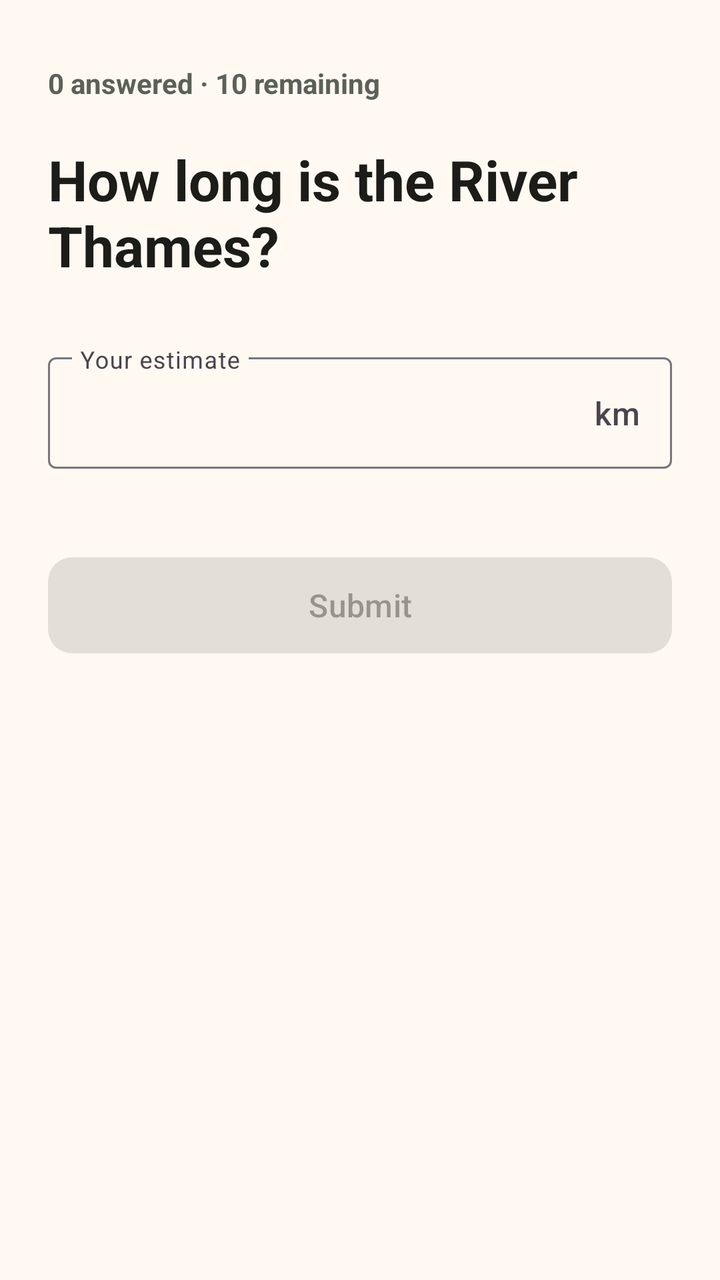
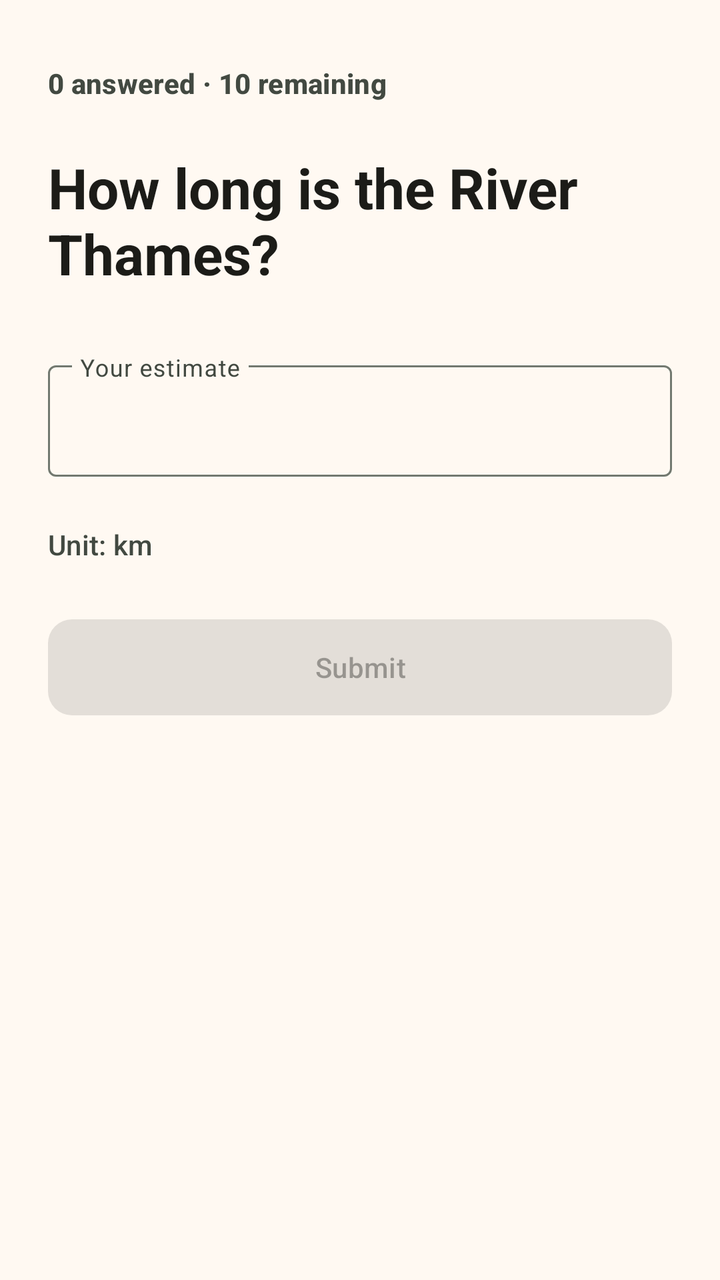

Compare the two renders of this Android layout. The source of the first and the diff that turns it into the second are given below.
<!-- AndroidManifest.xml: application theme Theme.GiveOrTake -->
<!-- res/layout/activity_quiz.xml -->
<?xml version="1.0" encoding="utf-8"?>
<androidx.core.widget.NestedScrollView xmlns:android="http://schemas.android.com/apk/res/android"
    xmlns:app="http://schemas.android.com/apk/res-auto"
    xmlns:tools="http://schemas.android.com/tools"
    android:id="@+id/quiz_scroll"
    android:layout_width="match_parent"
    android:layout_height="match_parent"
    android:background="@color/home_background"
    android:fillViewport="true"
    tools:context=".QuizActivity">

    <LinearLayout
        android:layout_width="match_parent"
        android:layout_height="wrap_content"
        android:orientation="vertical"
        android:paddingStart="@dimen/quiz_horizontal_margin"
        android:paddingTop="@dimen/quiz_top_margin"
        android:paddingEnd="@dimen/quiz_horizontal_margin"
        android:paddingBottom="@dimen/quiz_bottom_margin">

        <TextView
            android:id="@+id/question_counter"
            android:layout_width="match_parent"
            android:layout_height="wrap_content"
            android:text="@string/quiz_default_counter"
            android:textColor="@color/home_secondary_text"
            android:textSize="@dimen/quiz_counter_text_size"
            android:textStyle="bold" />

        <TextView
            android:id="@+id/question_prompt"
            android:layout_width="match_parent"
            android:layout_height="wrap_content"
            android:layout_marginTop="@dimen/quiz_prompt_spacing"
            android:text="@string/quiz_default_prompt"
            android:textColor="@color/home_on_background"
            android:textSize="@dimen/quiz_prompt_text_size"
            android:textStyle="bold" />

        <LinearLayout
            android:id="@+id/point_answer_group"
            android:layout_width="match_parent"
            android:layout_height="wrap_content"
            android:orientation="vertical">

            <com.google.android.material.textfield.TextInputLayout
                android:id="@+id/answer_input_layout"
                style="@style/Widget.Material3.TextInputLayout.OutlinedBox"
                android:layout_width="match_parent"
                android:layout_height="wrap_content"
                android:layout_marginTop="@dimen/quiz_input_spacing"
                android:hint="@string/quiz_answer_hint"
                app:errorEnabled="true"
                app:expandedHintEnabled="false"
                app:suffixText="@string/quiz_default_unit">

                <com.google.android.material.textfield.TextInputEditText
                    android:id="@+id/answer_input"
                    android:layout_width="match_parent"
                    android:layout_height="wrap_content"
                    android:imeOptions="actionDone"
                    android:inputType="numberDecimal"
                    android:maxLines="1"
                    android:selectAllOnFocus="false" />

            </com.google.android.material.textfield.TextInputLayout>

        </LinearLayout>

        <LinearLayout
            android:id="@+id/range_answer_group"
            android:layout_width="match_parent"
            android:layout_height="wrap_content"
            android:orientation="vertical"
            android:visibility="gone"
            tools:visibility="visible">

            <LinearLayout
                android:id="@+id/dial_entry_group"
                android:layout_width="match_parent"
                android:layout_height="wrap_content"
                android:orientation="vertical">

                <com.google.android.material.textfield.TextInputLayout
                    android:id="@+id/best_guess_input_layout"
                    style="@style/Widget.Material3.TextInputLayout.OutlinedBox"
                    android:layout_width="match_parent"
                    android:layout_height="wrap_content"
                    android:layout_marginTop="@dimen/quiz_input_spacing"
                    android:hint="@string/range_best_guess_hint"
                    app:errorEnabled="true"
                    app:expandedHintEnabled="false"
                    app:suffixText="@string/quiz_default_unit">

                    <com.google.android.material.textfield.TextInputEditText
                        android:id="@+id/best_guess_input"
                        android:layout_width="match_parent"
                        android:layout_height="wrap_content"
                        android:imeOptions="actionNext"
                        android:inputType="numberDecimal"
                        android:maxLines="1" />

                </com.google.android.material.textfield.TextInputLayout>

                <TextView
                    android:layout_width="match_parent"
                    android:layout_height="wrap_content"
                    android:layout_marginTop="@dimen/range_section_spacing"
                    android:text="@string/range_uncertainty_label"
                    android:textColor="@color/home_secondary_text"
                    android:textSize="@dimen/quiz_counter_text_size"
                    android:textStyle="bold" />

                <de.christiankorn.giveortake.ui.UncertaintyDial
                    android:id="@+id/uncertainty_dial"
                    android:layout_width="match_parent"
                    android:layout_height="wrap_content"
                    android:layout_marginTop="@dimen/range_control_spacing"
                    app:maximumFactor="100"
                    app:minimumFactor="1.2" />

            </LinearLayout>

            <LinearLayout
                android:id="@+id/direct_bounds_group"
                android:layout_width="match_parent"
                android:layout_height="wrap_content"
                android:orientation="vertical"
                android:visibility="gone">

                <TextView
                    android:layout_width="match_parent"
                    android:layout_height="wrap_content"
                    android:layout_marginTop="@dimen/quiz_input_spacing"
                    android:text="@string/range_direct_entry_label"
                    android:textColor="@color/home_secondary_text"
                    android:textSize="@dimen/quiz_counter_text_size"
                    android:textStyle="bold" />

                <com.google.android.material.textfield.TextInputLayout
                    android:id="@+id/lower_bound_input_layout"
                    style="@style/Widget.Material3.TextInputLayout.OutlinedBox"
                    android:layout_width="match_parent"
                    android:layout_height="wrap_content"
                    android:layout_marginTop="@dimen/range_control_spacing"
                    android:hint="@string/range_lower_bound_hint"
                    app:errorEnabled="true"
                    app:expandedHintEnabled="false"
                    app:suffixText="@string/quiz_default_unit">

                    <com.google.android.material.textfield.TextInputEditText
                        android:id="@+id/lower_bound_input"
                        android:layout_width="match_parent"
                        android:layout_height="wrap_content"
                        android:imeOptions="actionNext"
                        android:inputType="numberDecimal"
                        android:maxLines="1" />

                </com.google.android.material.textfield.TextInputLayout>

                <com.google.android.material.textfield.TextInputLayout
                    android:id="@+id/upper_bound_input_layout"
                    style="@style/Widget.Material3.TextInputLayout.OutlinedBox"
                    android:layout_width="match_parent"
                    android:layout_height="wrap_content"
                    android:layout_marginTop="@dimen/range_control_spacing"
                    android:hint="@string/range_upper_bound_hint"
                    app:errorEnabled="true"
                    app:expandedHintEnabled="false"
                    app:suffixText="@string/quiz_default_unit">

                    <com.google.android.material.textfield.TextInputEditText
                        android:id="@+id/upper_bound_input"
                        android:layout_width="match_parent"
                        android:layout_height="wrap_content"
                        android:imeOptions="actionDone"
                        android:inputType="numberDecimal"
                        android:maxLines="1" />

                </com.google.android.material.textfield.TextInputLayout>

            </LinearLayout>

            <TextView
                android:id="@+id/range_readout_label"
                android:layout_width="match_parent"
                android:layout_height="wrap_content"
                android:layout_marginTop="@dimen/range_section_spacing"
                android:text="@string/range_readout_label"
                android:textColor="@color/home_secondary_text"
                android:textSize="@dimen/quiz_counter_text_size"
                android:textStyle="bold" />

            <TextView
                android:id="@+id/range_readout"
                android:layout_width="match_parent"
                android:layout_height="wrap_content"
                android:layout_marginTop="@dimen/range_control_spacing"
                android:text="@string/range_readout_unavailable"
                android:textColor="@color/home_on_background"
                android:textSize="@dimen/range_readout_text_size"
                android:textStyle="bold" />

            <TextView
                android:id="@+id/range_explanation"
                android:layout_width="match_parent"
                android:layout_height="wrap_content"
                android:layout_marginTop="@dimen/home_text_spacing_small"
                android:text="@string/range_explanation_unavailable"
                android:textColor="@color/home_secondary_text"
                android:textSize="@dimen/home_body_text_size" />

            <com.google.android.material.button.MaterialButton
                android:id="@+id/range_entry_mode_button"
                style="@style/Widget.Material3.Button.TextButton"
                android:layout_width="wrap_content"
                android:layout_height="wrap_content"
                android:layout_marginTop="@dimen/range_control_spacing"
                android:minHeight="@dimen/uncertainty_dial_minimum_touch_target"
                android:text="@string/range_enter_bounds_directly" />

        </LinearLayout>

        <com.google.android.material.button.MaterialButton
            android:id="@+id/submit_button"
            style="@style/Widget.Material3.Button"
            android:layout_width="match_parent"
            android:layout_height="@dimen/quiz_submit_button_height"
            android:layout_marginTop="@dimen/quiz_button_spacing"
            android:enabled="false"
            android:text="@string/quiz_submit"
            android:textSize="@dimen/home_button_text_size"
            app:cornerRadius="@dimen/home_button_corner_radius" />

    </LinearLayout>

</androidx.core.widget.NestedScrollView>
<!-- resources referenced by this layout -->
<resources>
  <color name="home_background">#FFF9F2</color>
  <color name="home_on_background">#1C1C18</color>
  <color name="home_secondary_text">#5B6158</color>
  <dimen name="home_body_text_size">16sp</dimen>
  <dimen name="home_button_corner_radius">12dp</dimen>
  <dimen name="home_button_text_size">16sp</dimen>
  <dimen name="home_text_spacing_small">4dp</dimen>
  <dimen name="quiz_bottom_margin">24dp</dimen>
  <dimen name="quiz_button_spacing">20dp</dimen>
  <dimen name="quiz_counter_text_size">14sp</dimen>
  <dimen name="quiz_horizontal_margin">24dp</dimen>
  <dimen name="quiz_input_spacing">32dp</dimen>
  <dimen name="quiz_prompt_spacing">20dp</dimen>
  <dimen name="quiz_prompt_text_size">28sp</dimen>
  <dimen name="quiz_submit_button_height">56dp</dimen>
  <dimen name="quiz_top_margin">32dp</dimen>
  <dimen name="range_control_spacing">8dp</dimen>
  <dimen name="range_readout_text_size">24sp</dimen>
  <dimen name="range_section_spacing">24dp</dimen>
  <dimen name="uncertainty_dial_minimum_touch_target">48dp</dimen>
  <string name="quiz_default_unit">km</string>
  <style name="Base.Theme.GiveOrTake" parent="Theme.Material3.DayNight.NoActionBar">
          <item name="colorPrimary">@color/theme_primary</item>
          <item name="colorOnPrimary">@color/theme_on_primary</item>
          <item name="colorSecondary">@color/theme_secondary</item>
          <item name="android:colorBackground">@color/theme_background</item>
          <item name="colorOnBackground">@color/theme_on_background</item>
          <item name="colorSurface">@color/theme_surface</item>
          <item name="colorOnSurface">@color/theme_on_surface</item>
          <item name="android:navigationBarColor">@color/theme_primary</item>
          <item name="android:statusBarColor">@color/theme_background</item>
          <item name="android:windowLightStatusBar">true</item>
      </style>
  <color name="theme_on_primary">#FFFFFFFF</color>
  <color name="theme_secondary">#52634F</color>
  <!-- unchanged entries left out for length: 19 -->
</resources>

<!-- the commit's change to res/layout/activity_quiz.xml (unified diff, before → after) -->
@@ -5,7 +5,6 @@
     android:id="@+id/quiz_scroll"
     android:layout_width="match_parent"
     android:layout_height="match_parent"
-    android:background="@color/home_background"
     android:fillViewport="true"
     tools:context=".QuizActivity">
 
@@ -13,28 +12,28 @@
         android:layout_width="match_parent"
         android:layout_height="wrap_content"
         android:orientation="vertical"
-        android:paddingStart="@dimen/quiz_horizontal_margin"
-        android:paddingTop="@dimen/quiz_top_margin"
-        android:paddingEnd="@dimen/quiz_horizontal_margin"
-        android:paddingBottom="@dimen/quiz_bottom_margin">
+        android:paddingStart="@dimen/space_5"
+        android:paddingTop="@dimen/space_6"
+        android:paddingEnd="@dimen/space_5"
+        android:paddingBottom="@dimen/space_5">
 
         <TextView
             android:id="@+id/question_counter"
             android:layout_width="match_parent"
             android:layout_height="wrap_content"
             android:text="@string/quiz_default_counter"
-            android:textColor="@color/home_secondary_text"
-            android:textSize="@dimen/quiz_counter_text_size"
+            android:textColor="?attr/colorOnSurfaceVariant"
+            android:textAppearance="?attr/textAppearanceLabelLarge"
             android:textStyle="bold" />
 
         <TextView
             android:id="@+id/question_prompt"
             android:layout_width="match_parent"
             android:layout_height="wrap_content"
-            android:layout_marginTop="@dimen/quiz_prompt_spacing"
+            android:layout_marginTop="@dimen/space_5"
             android:text="@string/quiz_default_prompt"
-            android:textColor="@color/home_on_background"
-            android:textSize="@dimen/quiz_prompt_text_size"
+            android:textColor="?attr/colorOnBackground"
+            android:textAppearance="?attr/textAppearanceHeadlineMedium"
             android:textStyle="bold" />
 
         <LinearLayout
@@ -48,11 +47,10 @@
                 style="@style/Widget.Material3.TextInputLayout.OutlinedBox"
                 android:layout_width="match_parent"
                 android:layout_height="wrap_content"
-                android:layout_marginTop="@dimen/quiz_input_spacing"
+                android:layout_marginTop="@dimen/space_6"
                 android:hint="@string/quiz_answer_hint"
                 app:errorEnabled="true"
-                app:expandedHintEnabled="false"
-                app:suffixText="@string/quiz_default_unit">
+                app:expandedHintEnabled="false">
 
                 <com.google.android.material.textfield.TextInputEditText
                     android:id="@+id/answer_input"
@@ -65,6 +63,15 @@
 
             </com.google.android.material.textfield.TextInputLayout>
 
+            <TextView
+                android:id="@+id/answer_unit"
+                android:layout_width="match_parent"
+                android:layout_height="wrap_content"
+                android:layout_marginTop="@dimen/space_1"
+                android:text="@string/quiz_default_unit_label"
+                android:textAppearance="?attr/textAppearanceLabelLarge"
+                android:textColor="?attr/colorOnSurfaceVariant" />
+
         </LinearLayout>
 
         <LinearLayout
@@ -86,11 +93,10 @@
                     style="@style/Widget.Material3.TextInputLayout.OutlinedBox"
                     android:layout_width="match_parent"
                     android:layout_height="wrap_content"
-                    android:layout_marginTop="@dimen/quiz_input_spacing"
+                    android:layout_marginTop="@dimen/space_6"
                     android:hint="@string/range_best_guess_hint"
                     app:errorEnabled="true"
-                    app:expandedHintEnabled="false"
-                    app:suffixText="@string/quiz_default_unit">
+                    app:expandedHintEnabled="false">
 
                     <com.google.android.material.textfield.TextInputEditText
                         android:id="@+id/best_guess_input"
@@ -103,19 +109,28 @@
                 </com.google.android.material.textfield.TextInputLayout>
 
                 <TextView
-                    android:layout_width="match_parent"
-                    android:layout_height="wrap_content"
-                    android:layout_marginTop="@dimen/range_section_spacing"
+                    android:id="@+id/best_guess_unit"
+                    android:layout_width="match_parent"
+                    android:layout_height="wrap_content"
+                    android:layout_marginTop="@dimen/space_1"
+                    android:text="@string/quiz_default_unit_label"
+                    android:textAppearance="?attr/textAppearanceLabelLarge"
+                    android:textColor="?attr/colorOnSurfaceVariant" />
+
+                <TextView
+                    android:layout_width="match_parent"
+                    android:layout_height="wrap_content"
+                    android:layout_marginTop="@dimen/space_5"
                     android:text="@string/range_uncertainty_label"
-                    android:textColor="@color/home_secondary_text"
-                    android:textSize="@dimen/quiz_counter_text_size"
+                    android:textColor="?attr/colorOnSurfaceVariant"
+                    android:textAppearance="?attr/textAppearanceLabelLarge"
                     android:textStyle="bold" />
 
                 <de.christiankorn.giveortake.ui.UncertaintyDial
                     android:id="@+id/uncertainty_dial"
                     android:layout_width="match_parent"
                     android:layout_height="wrap_content"
-                    android:layout_marginTop="@dimen/range_control_spacing"
+                    android:layout_marginTop="@dimen/space_2"
                     app:maximumFactor="100"
                     app:minimumFactor="1.2" />
 
@@ -131,22 +146,30 @@
                 <TextView
                     android:layout_width="match_parent"
                     android:layout_height="wrap_content"
-                    android:layout_marginTop="@dimen/quiz_input_spacing"
+                    android:layout_marginTop="@dimen/space_6"
                     android:text="@string/range_direct_entry_label"
-                    android:textColor="@color/home_secondary_text"
-                    android:textSize="@dimen/quiz_counter_text_size"
+                    android:textColor="?attr/colorOnSurfaceVariant"
+                    android:textAppearance="?attr/textAppearanceLabelLarge"
                     android:textStyle="bold" />
+
+                <TextView
+                    android:id="@+id/direct_bounds_unit"
+                    android:layout_width="match_parent"
+                    android:layout_height="wrap_content"
+                    android:layout_marginTop="@dimen/space_1"
+                    android:text="@string/quiz_default_unit_label"
+                    android:textAppearance="?attr/textAppearanceLabelLarge"
+                    android:textColor="?attr/colorOnSurfaceVariant" />
 
                 <com.google.android.material.textfield.TextInputLayout
                     android:id="@+id/lower_bound_input_layout"
                     style="@style/Widget.Material3.TextInputLayout.OutlinedBox"
                     android:layout_width="match_parent"
                     android:layout_height="wrap_content"
-                    android:layout_marginTop="@dimen/range_control_spacing"
+                    android:layout_marginTop="@dimen/space_2"
                     android:hint="@string/range_lower_bound_hint"
                     app:errorEnabled="true"
-                    app:expandedHintEnabled="false"
-                    app:suffixText="@string/quiz_default_unit">
+                    app:expandedHintEnabled="false">
 
                     <com.google.android.material.textfield.TextInputEditText
                         android:id="@+id/lower_bound_input"
@@ -163,11 +186,10 @@
                     style="@style/Widget.Material3.TextInputLayout.OutlinedBox"
                     android:layout_width="match_parent"
                     android:layout_height="wrap_content"
-                    android:layout_marginTop="@dimen/range_control_spacing"
+                    android:layout_marginTop="@dimen/space_2"
                     android:hint="@string/range_upper_bound_hint"
                     app:errorEnabled="true"
-                    app:expandedHintEnabled="false"
-                    app:suffixText="@string/quiz_default_unit">
+                    app:expandedHintEnabled="false">
 
                     <com.google.android.material.textfield.TextInputEditText
                         android:id="@+id/upper_bound_input"
@@ -185,52 +207,51 @@
                 android:id="@+id/range_readout_label"
                 android:layout_width="match_parent"
                 android:layout_height="wrap_content"
-                android:layout_marginTop="@dimen/range_section_spacing"
+                android:layout_marginTop="@dimen/space_5"
                 android:text="@string/range_readout_label"
-                android:textColor="@color/home_secondary_text"
-                android:textSize="@dimen/quiz_counter_text_size"
+                android:textColor="?attr/colorOnSurfaceVariant"
+                android:textAppearance="?attr/textAppearanceLabelLarge"
                 android:textStyle="bold" />
 
             <TextView
                 android:id="@+id/range_readout"
                 android:layout_width="match_parent"
                 android:layout_height="wrap_content"
-                android:layout_marginTop="@dimen/range_control_spacing"
+                android:layout_marginTop="@dimen/space_2"
                 android:text="@string/range_readout_unavailable"
-                android:textColor="@color/home_on_background"
-                android:textSize="@dimen/range_readout_text_size"
+                android:textColor="?attr/colorOnBackground"
+                android:textAppearance="?attr/textAppearanceHeadlineSmall"
                 android:textStyle="bold" />
 
             <TextView
                 android:id="@+id/range_explanation"
                 android:layout_width="match_parent"
                 android:layout_height="wrap_content"
-                android:layout_marginTop="@dimen/home_text_spacing_small"
+                android:layout_marginTop="@dimen/space_1"
                 android:text="@string/range_explanation_unavailable"
-                android:textColor="@color/home_secondary_text"
-                android:textSize="@dimen/home_body_text_size" />
+                android:textColor="?attr/colorOnSurfaceVariant"
+                android:textAppearance="?attr/textAppearanceBodyLarge" />
 
             <com.google.android.material.button.MaterialButton
                 android:id="@+id/range_entry_mode_button"
-                style="@style/Widget.Material3.Button.TextButton"
+                style="@style/Widget.GiveOrTake.Button.Text"
                 android:layout_width="wrap_content"
                 android:layout_height="wrap_content"
-                android:layout_marginTop="@dimen/range_control_spacing"
-                android:minHeight="@dimen/uncertainty_dial_minimum_touch_target"
+                android:layout_marginTop="@dimen/space_2"
+                android:minHeight="@dimen/size_touch_target"
                 android:text="@string/range_enter_bounds_directly" />
 
         </LinearLayout>
 
         <com.google.android.material.button.MaterialButton
             android:id="@+id/submit_button"
-            style="@style/Widget.Material3.Button"
-            android:layout_width="match_parent"
-            android:layout_height="@dimen/quiz_submit_button_height"
-            android:layout_marginTop="@dimen/quiz_button_spacing"
+            style="@style/Widget.GiveOrTake.Button.Primary"
+            android:layout_width="match_parent"
+            android:layout_height="wrap_content"
+            android:minHeight="@dimen/size_button"
+            android:layout_marginTop="@dimen/space_5"
             android:enabled="false"
-            android:text="@string/quiz_submit"
-            android:textSize="@dimen/home_button_text_size"
-            app:cornerRadius="@dimen/home_button_corner_radius" />
+            android:text="@string/quiz_submit" />
 
     </LinearLayout>
 
<!-- resource entries referenced after the edit -->
@@ -1,40 +1,104 @@
 <!-- resources referenced by this layout -->
 <resources>
-  <color name="home_background">#FFF9F2</color>
-  <color name="home_on_background">#1C1C18</color>
-  <color name="home_secondary_text">#5B6158</color>
-  <dimen name="home_body_text_size">16sp</dimen>
-  <dimen name="home_button_corner_radius">12dp</dimen>
-  <dimen name="home_button_text_size">16sp</dimen>
-  <dimen name="home_text_spacing_small">4dp</dimen>
-  <dimen name="quiz_bottom_margin">24dp</dimen>
-  <dimen name="quiz_button_spacing">20dp</dimen>
-  <dimen name="quiz_counter_text_size">14sp</dimen>
-  <dimen name="quiz_horizontal_margin">24dp</dimen>
-  <dimen name="quiz_input_spacing">32dp</dimen>
-  <dimen name="quiz_prompt_spacing">20dp</dimen>
-  <dimen name="quiz_prompt_text_size">28sp</dimen>
-  <dimen name="quiz_submit_button_height">56dp</dimen>
-  <dimen name="quiz_top_margin">32dp</dimen>
-  <dimen name="range_control_spacing">8dp</dimen>
-  <dimen name="range_readout_text_size">24sp</dimen>
-  <dimen name="range_section_spacing">24dp</dimen>
-  <dimen name="uncertainty_dial_minimum_touch_target">48dp</dimen>
-  <string name="quiz_default_unit">km</string>
+  <dimen name="size_button">56dp</dimen>
+  <dimen name="size_touch_target">48dp</dimen>
+  <dimen name="space_1">4dp</dimen>
+  <dimen name="space_2">8dp</dimen>
+  <dimen name="space_5">24dp</dimen>
+  <dimen name="space_6">32dp</dimen>
+  <string name="quiz_default_unit_label">Unit: km</string>
+  <style name="Widget.GiveOrTake.Button.Primary" parent="Widget.Material3.Button">
+          <item name="android:minHeight">@dimen/size_button</item>
+          <item name="cornerRadius">@dimen/shape_corner_medium</item>
+      </style>
+  <style name="Widget.GiveOrTake.Button.Text" parent="Widget.Material3.Button.TextButton">
+          <item name="android:minHeight">@dimen/size_touch_target</item>
+      </style>
+  <dimen name="shape_corner_medium">12dp</dimen>
   <style name="Base.Theme.GiveOrTake" parent="Theme.Material3.DayNight.NoActionBar">
           <item name="colorPrimary">@color/theme_primary</item>
           <item name="colorOnPrimary">@color/theme_on_primary</item>
+          <item name="colorPrimaryContainer">@color/theme_primary_container</item>
+          <item name="colorOnPrimaryContainer">@color/theme_on_primary_container</item>
           <item name="colorSecondary">@color/theme_secondary</item>
+          <item name="colorOnSecondary">@color/theme_on_secondary</item>
+          <item name="colorSecondaryContainer">@color/theme_secondary_container</item>
+          <item name="colorOnSecondaryContainer">@color/theme_on_secondary_container</item>
+          <item name="colorTertiary">@color/theme_tertiary</item>
+          <item name="colorOnTertiary">@color/theme_on_tertiary</item>
+          <item name="colorTertiaryContainer">@color/theme_tertiary_container</item>
+          <item name="colorOnTertiaryContainer">@color/theme_on_tertiary_container</item>
+          <item name="colorError">@color/theme_error</item>
+          <item name="colorOnError">@color/theme_on_error</item>
+          <item name="colorErrorContainer">@color/theme_error_container</item>
+          <item name="colorOnErrorContainer">@color/theme_on_error_container</item>
           <item name="android:colorBackground">@color/theme_background</item>
           <item name="colorOnBackground">@color/theme_on_background</item>
           <item name="colorSurface">@color/theme_surface</item>
           <item name="colorOnSurface">@color/theme_on_surface</item>
-          <item name="android:navigationBarColor">@color/theme_primary</item>
-          <item name="android:statusBarColor">@color/theme_background</item>
+          <item name="colorSurfaceVariant">@color/theme_surface_variant</item>
+          <item name="colorOnSurfaceVariant">@color/theme_on_surface_variant</item>
+          <item name="colorOutline">@color/theme_outline</item>
+          <item name="colorOutlineVariant">@color/theme_outline_variant</item>
+          <item name="colorSurfaceInverse">@color/theme_inverse_surface</item>
+          <item name="colorOnSurfaceInverse">@color/theme_inverse_on_surface</item>
+          <item name="colorPrimaryInverse">@color/theme_inverse_primary</item>
+          <item name="colorSurfaceBright">@color/theme_surface_bright</item>
+          <item name="colorSurfaceDim">@color/theme_surface_dim</item>
+          <item name="colorSurfaceContainerLowest">@color/theme_surface_container_lowest</item>
+          <item name="colorSurfaceContainerLow">@color/theme_surface_container_low</item>
+          <item name="colorSurfaceContainer">@color/theme_surface_container</item>
+          <item name="colorSurfaceContainerHigh">@color/theme_surface_container_high</item>
+          <item name="colorSurfaceContainerHighest">@color/theme_surface_container_highest</item>
+  
+          <item name="android:navigationBarColor">@color/theme_background</item>
+          <item name="android:statusBarColor">@android:color/transparent</item>
           <item name="android:windowLightStatusBar">true</item>
+          <item name="android:windowActionModeOverlay">true</item>
+  
+          <item name="materialButtonStyle">@style/Widget.GiveOrTake.Button.Primary</item>
+          <item name="materialCardViewStyle">@style/Widget.GiveOrTake.Card.Outlined</item>
       </style>
-  <color name="theme_on_primary">#FFFFFFFF</color>
-  <color name="theme_secondary">#52634F</color>
+  <color name="theme_on_primary">#FFFFFF</color>
+  <color name="theme_primary_container">#B2F1CA</color>
+  <color name="theme_on_primary_container">#0B5137</color>
+  <color name="theme_secondary">#506356</color>
+  <color name="theme_on_secondary">#FFFFFF</color>
+  <color name="theme_secondary_container">#D3E8D7</color>
+  <color name="theme_on_secondary_container">#394B3F</color>
+  <color name="theme_tertiary">#3B6470</color>
+  <color name="theme_on_tertiary">#FFFFFF</color>
+  <color name="theme_tertiary_container">#BFE9F7</color>
+  <color name="theme_on_tertiary_container">#214C58</color>
+  <color name="theme_error">#BA1A1A</color>
+  <color name="theme_on_error">#FFFFFF</color>
+  <color name="theme_error_container">#FFDAD6</color>
+  <color name="theme_on_error_container">#410002</color>
+  <color name="theme_surface_variant">#DFE4DC</color>
+  <color name="theme_on_surface_variant">#424941</color>
+  <color name="theme_outline">#727970</color>
+  <color name="theme_outline_variant">#C2C9C0</color>
+  <color name="theme_inverse_surface">#30312D</color>
+  <color name="theme_inverse_on_surface">#F3F1EC</color>
+  <color name="theme_inverse_primary">#91D5AE</color>
+  <color name="theme_surface_bright">#FFF9F2</color>
+  <color name="theme_surface_dim">#DED9D2</color>
+  <color name="theme_surface_container_lowest">#FFFFFF</color>
+  <color name="theme_surface_container_low">#FAF3EC</color>
+  <color name="theme_surface_container">#F4EEE7</color>
+  <color name="theme_surface_container_high">#EEE8E1</color>
+  <color name="theme_surface_container_highest">#E8E2DB</color>
+  <style name="Widget.GiveOrTake.Card.Outlined" parent="Widget.Material3.CardView.Outlined">
+          <item name="cardBackgroundColor">@color/home_card_background</item>
+          <item name="cardCornerRadius">@dimen/shape_corner_medium</item>
+          <item name="cardElevation">@dimen/elevation_none</item>
+          <item name="strokeColor">@color/home_card_outline</item>
+          <item name="strokeWidth">@dimen/stroke_thin</item>
+      </style>
+  <color name="home_card_background">@color/theme_surface_container_lowest</color>
+  <dimen name="elevation_none">0dp</dimen>
+  <color name="home_card_outline">@color/theme_outline</color>
+  <dimen name="stroke_thin">1dp</dimen>
   <!-- unchanged entries left out for length: 19 -->
 </resources>
 
